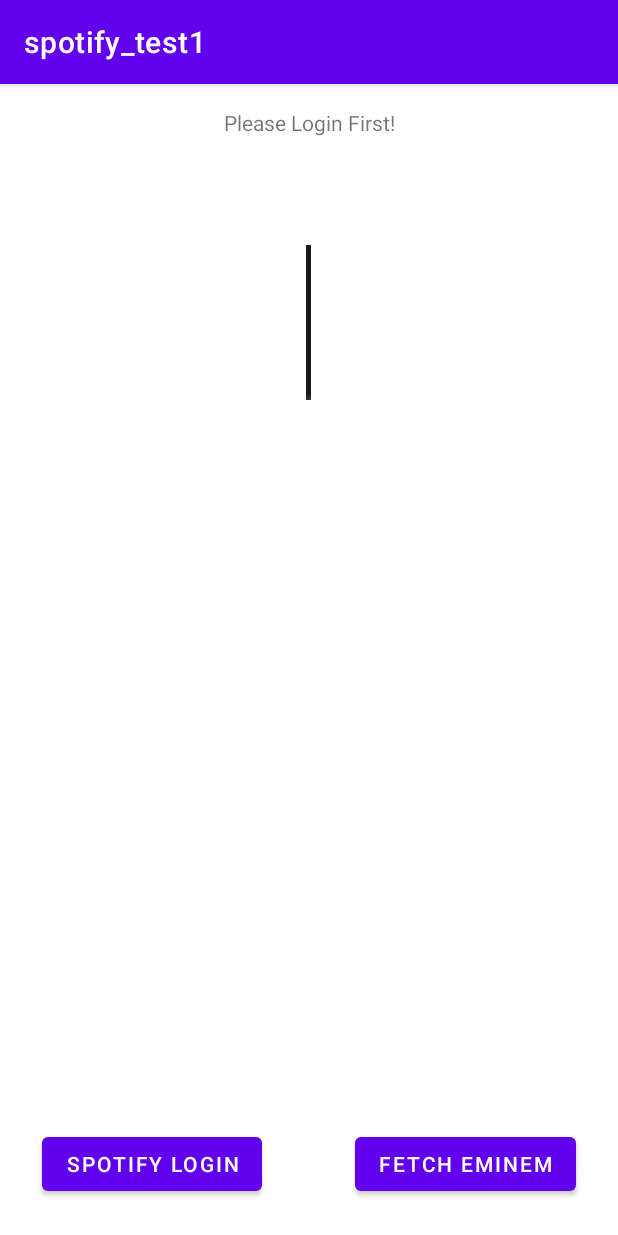
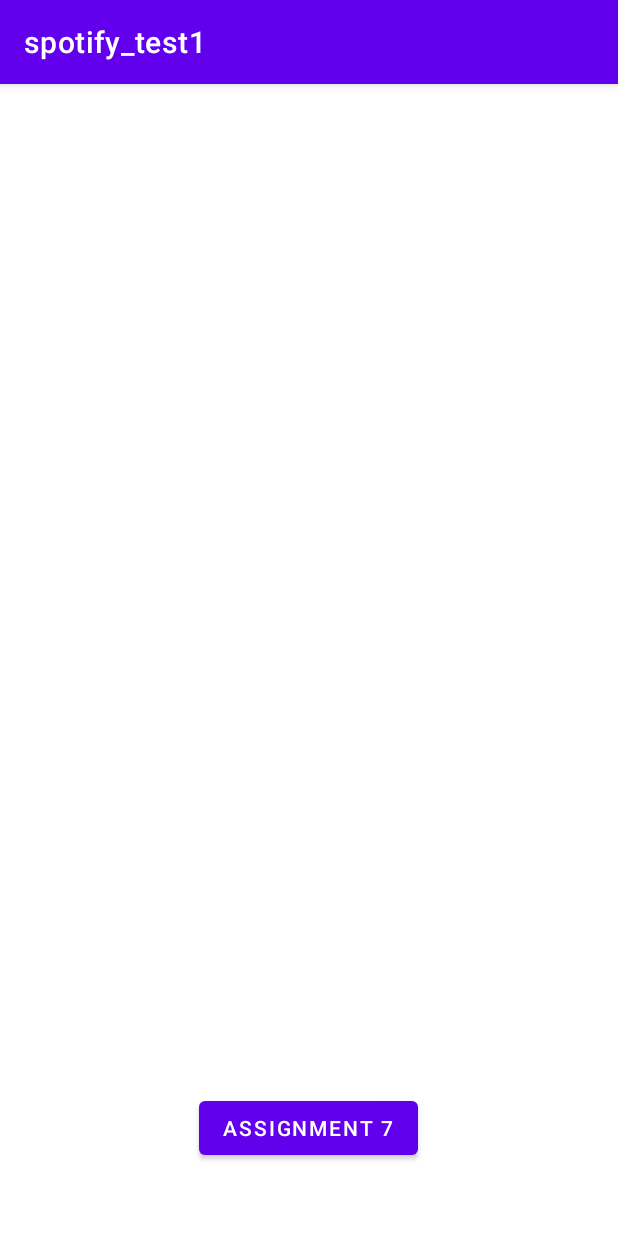
Before and after one commit to luzixiaoneu/A7, an Android app: the screen it shows after launch (MainActivity), on a phone screen of 412 x 824 dp. Run offline under Robolectric (Android 15) with nearby library versions, the phone set to English and light mode, and no system bars.

Commit message:
fixed different activity issue

```diff
--- a/app/src/main/AndroidManifest.xml
+++ b/app/src/main/AndroidManifest.xml
@@ -22,6 +22,11 @@
                 <category android:name="android.intent.category.LAUNCHER" />
             </intent-filter>
         </activity>
+
+        <activity
+            android:name=".SpotifyActivity"
+            android:exported="false">
+        </activity>
     </application>
 
 </manifest>
--- a/app/src/main/java/com/example/spotify_test1/MainActivity.java
+++ b/app/src/main/java/com/example/spotify_test1/MainActivity.java
@@ -4,137 +4,22 @@ import androidx.appcompat.app.AppCompatActivity;
 
 import android.content.Intent;
 import android.os.Bundle;
-import android.util.Log;
 import android.view.View;
 import android.widget.Button;
-import android.widget.ImageView;
-import android.widget.TextView;
-
-import com.bumptech.glide.Glide;
-import com.spotify.android.appremote.api.SpotifyAppRemote;
-
-import com.spotify.sdk.android.auth.AuthorizationClient;
-import com.spotify.sdk.android.auth.AuthorizationRequest;
-import com.spotify.sdk.android.auth.AuthorizationResponse;
-
-import entity.Artist;
-import entity.JsonPlaceHolderArtists;
-import retrofit2.Call;
-import retrofit2.Callback;
-import retrofit2.Response;
-import retrofit2.Retrofit;
-import retrofit2.converter.gson.GsonConverterFactory;
-
 
 public class MainActivity extends AppCompatActivity {
-    private static final String CLIENT_ID = "78698dcc31fd4845919e96fc61514de8";
-    private static final String REDIRECT_URI = "http://localhost:8888/";
-    private String TOKEN = "";
-    private TextView info;
-    private ImageView icon;
-    private String iconUrl;
-    private TextView name;
-    private SpotifyAppRemote mSpotifyAppRemote;
+
     @Override
     protected void onCreate(Bundle savedInstanceState) {
-
-
         super.onCreate(savedInstanceState);
-        setContentView(R.layout.activity_main);
-        Button login = findViewById(R.id.login);
-        info = findViewById(R.id.info);
-        info.setText("Please Login First!");
-        icon = findViewById(R.id.icon);
-        name = findViewById(R.id.name);
-        login.setOnClickListener(new View.OnClickListener() {
+        setContentView(R.layout.activity_main2);
+        Button A7 = findViewById(R.id.a7);
+        A7.setOnClickListener(new View.OnClickListener() {
             @Override
             public void onClick(View view) {
-                spotifyLogin();
-            }
-        });
-
-        Button fetchEminem = findViewById(R.id.eminem);
-        fetchEminem.setOnClickListener(new View.OnClickListener() {
-            @Override
-            public void onClick(View view) {
-                fetch();
+                Intent intent = new Intent(getApplicationContext(), SpotifyActivity.class);
+                startActivity(intent);
             }
         });
     }
-
-    private void fetch() {
-        if (TOKEN.equals("")) {
-            info.setText("Please Signin First!");
-            return;
-        }
-                Retrofit retrofit = new Retrofit.Builder()
-                .baseUrl("https://api.spotify.com/")
-                .addConverterFactory(GsonConverterFactory.create())
-                .build();
-        JsonPlaceHolderArtists artists = retrofit.create(JsonPlaceHolderArtists.class);
-        Call<Artist> call = artists.getArtist("Bearer " + TOKEN);
-        String iconUrl = "";
-        call.enqueue(new Callback<Artist>() {
-            @Override
-            public void onResponse(Call<Artist> call, Response<Artist> response) {
-                Log.d("code", "" + response.code());
-                if (response.isSuccessful()) {
-                    Log.d("passed", "onResponse: " + response.body().getFirstImageUrl());
-                    Glide.with(getApplicationContext()).load(response.body().getFirstImageUrl()).into(icon);
-                    name.setText(response.body().getName());
-                }
-            }
-
-            @Override
-            public void onFailure(Call<Artist> call, Throwable t) {
-                Log.d("Error", "onFailure: " +  t.getMessage());
-            }
-        });
-
-
-    }
-    private void spotifyLogin() {
-        AuthorizationRequest.Builder builder =
-                new AuthorizationRequest.Builder(CLIENT_ID, AuthorizationResponse.Type.TOKEN, REDIRECT_URI);
-
-        builder.setScopes(new String[]{"streaming"});
-        AuthorizationRequest request = builder.build();
-
-        AuthorizationClient.openLoginActivity(this, 1337, request);
-    }
-
-
-    protected void onActivityResult(int requestCode, int resultCode, Intent intent) {
-        super.onActivityResult(requestCode, resultCode, intent);
-
-        // Check if result comes from the correct activity
-        if (requestCode == 1337) {
-            AuthorizationResponse response = AuthorizationClient.getResponse(resultCode, intent);
-            Log.d("result", "onActivityResult: ");
-            switch (response.getType()) {
-                // Response was successful and contains auth token
-                case TOKEN:
-                    // Handle successful response
-                    TOKEN = response.getAccessToken();
-                    info.setText("Successfully Logged In!");
-                    Log.d("good ", response.getAccessToken());
-                    break;
-
-                // Auth flow returned an error
-                case ERROR:
-                    info.setText("Unable to login to Spotify!");
-                    Log.d("error ", response.getError());
-                    // Handle error response
-                    break;
-
-                // Most likely auth flow was cancelled
-                default:
-                    info.setText("Unexpected Error logging in");
-                    Log.d("default ", response.getType().toString());
-                    // Handle other cases
-            }
-        }
-    }
-
-
 }
--- a/app/src/main/res/layout/activity_main.xml
+++ b/app/src/main/res/layout/activity_main.xml
@@ -4,7 +4,7 @@
     xmlns:tools="http://schemas.android.com/tools"
     android:layout_width="match_parent"
     android:layout_height="match_parent"
-    tools:context=".MainActivity">
+    tools:context=".SpotifyActivity">
 
     <Button
         android:id="@+id/login"
--- /dev/null
+++ b/app/src/main/res/layout/activity_main2.xml
@@ -0,0 +1,19 @@
+<?xml version="1.0" encoding="utf-8"?>
+<androidx.constraintlayout.widget.ConstraintLayout xmlns:android="http://schemas.android.com/apk/res/android"
+    xmlns:app="http://schemas.android.com/apk/res-auto"
+    xmlns:tools="http://schemas.android.com/tools"
+    android:layout_width="match_parent"
+    android:layout_height="match_parent"
+    tools:context=".MainActivity">
+
+    <Button
+        android:id="@+id/a7"
+        android:layout_width="wrap_content"
+        android:layout_height="wrap_content"
+        android:layout_marginBottom="48dp"
+        android:text="Assignment 7"
+        app:layout_constraintBottom_toBottomOf="parent"
+        app:layout_constraintEnd_toEndOf="parent"
+        app:layout_constraintHorizontal_bias="0.498"
+        app:layout_constraintStart_toStartOf="parent" />
+</androidx.constraintlayout.widget.ConstraintLayout>
```
Also changed, not shown: app/src/main/java/com/example/spotify_test1/SpotifyActivity.java (added, +157 -0 lines).
